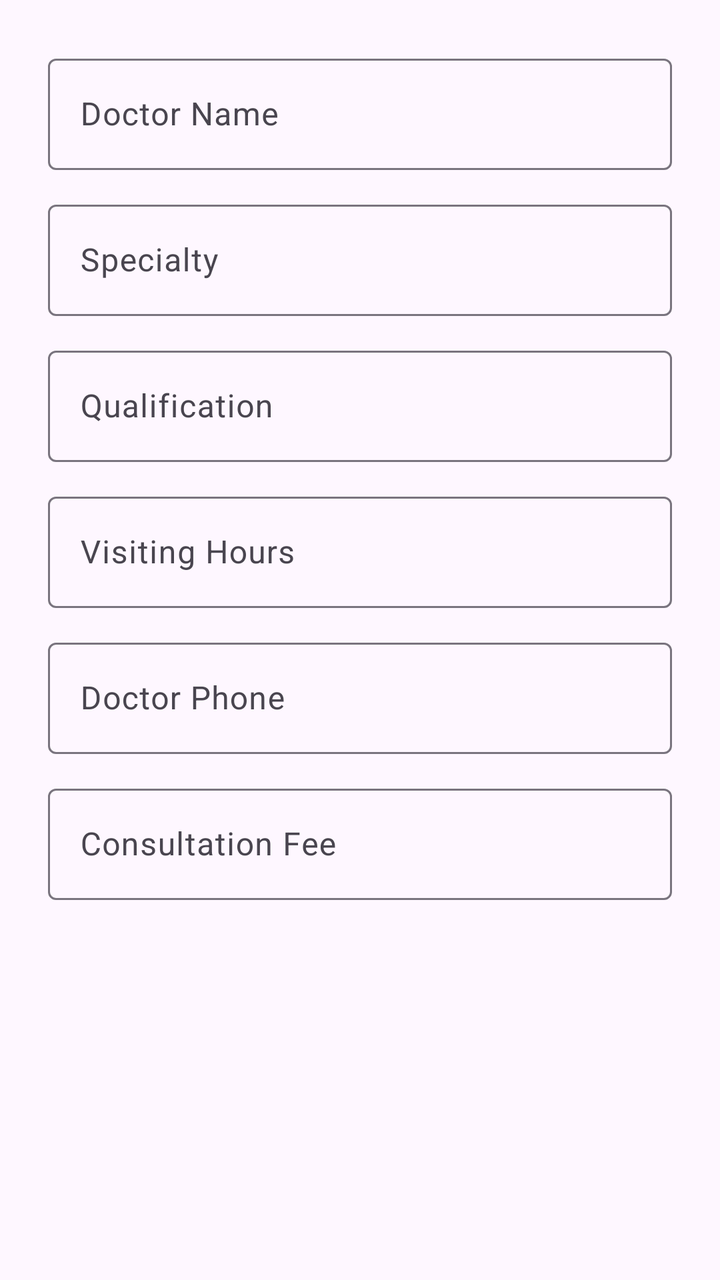
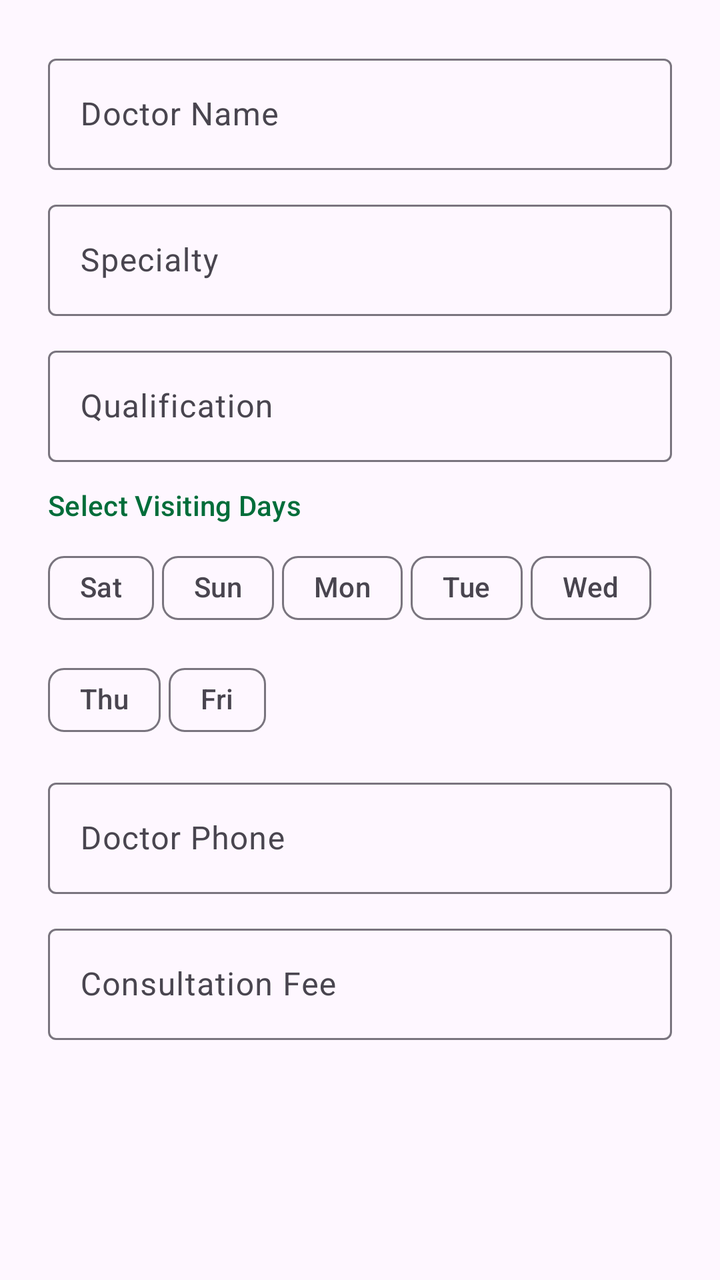

Before-and-after screenshots of an Android layout around one commit, followed by the original layout XML and the change that was made.
<!-- AndroidManifest.xml: application theme Theme.CommunityServiceDashboard -->
<!-- res/layout/dialog_add_doctor.xml -->
<?xml version="1.0" encoding="utf-8"?>
<LinearLayout xmlns:android="http://schemas.android.com/apk/res/android"
    android:layout_width="match_parent"
    android:layout_height="wrap_content"
    android:orientation="vertical"
    android:padding="24dp">

    <com.google.android.material.textfield.TextInputLayout
        style="@style/Widget.Material3.TextInputLayout.OutlinedBox"
        android:layout_width="match_parent"
        android:layout_height="wrap_content"
        android:layout_marginBottom="12dp"
        android:hint="Doctor Name">

        <com.google.android.material.textfield.TextInputEditText
            android:id="@+id/etDoctorName"
            android:layout_width="match_parent"
            android:layout_height="wrap_content"
            android:inputType="textCapWords" />
    </com.google.android.material.textfield.TextInputLayout>

    <com.google.android.material.textfield.TextInputLayout
        style="@style/Widget.Material3.TextInputLayout.OutlinedBox"
        android:layout_width="match_parent"
        android:layout_height="wrap_content"
        android:layout_marginBottom="12dp"
        android:hint="Specialty">

        <com.google.android.material.textfield.TextInputEditText
            android:id="@+id/etSpecialty"
            android:layout_width="match_parent"
            android:layout_height="wrap_content"
            android:inputType="textCapWords" />
    </com.google.android.material.textfield.TextInputLayout>

    <com.google.android.material.textfield.TextInputLayout
        style="@style/Widget.Material3.TextInputLayout.OutlinedBox"
        android:layout_width="match_parent"
        android:layout_height="wrap_content"
        android:layout_marginBottom="12dp"
        android:hint="Qualification">

        <com.google.android.material.textfield.TextInputEditText
            android:id="@+id/etQualification"
            android:layout_width="match_parent"
            android:layout_height="wrap_content"
            android:inputType="textCapWords" />
    </com.google.android.material.textfield.TextInputLayout>

    <com.google.android.material.textfield.TextInputLayout
        style="@style/Widget.Material3.TextInputLayout.OutlinedBox"
        android:layout_width="match_parent"
        android:layout_height="wrap_content"
        android:layout_marginBottom="12dp"
        android:hint="Visiting Hours">

        <com.google.android.material.textfield.TextInputEditText
            android:id="@+id/etVisitingHours"
            android:layout_width="match_parent"
            android:layout_height="wrap_content"
            android:inputType="text" />
    </com.google.android.material.textfield.TextInputLayout>

    <com.google.android.material.textfield.TextInputLayout
        style="@style/Widget.Material3.TextInputLayout.OutlinedBox"
        android:layout_width="match_parent"
        android:layout_height="wrap_content"
        android:layout_marginBottom="12dp"
        android:hint="Doctor Phone">

        <com.google.android.material.textfield.TextInputEditText
            android:id="@+id/etDoctorPhone"
            android:layout_width="match_parent"
            android:layout_height="wrap_content"
            android:inputType="phone" />
    </com.google.android.material.textfield.TextInputLayout>

    <com.google.android.material.textfield.TextInputLayout
        style="@style/Widget.Material3.TextInputLayout.OutlinedBox"
        android:layout_width="match_parent"
        android:layout_height="wrap_content"
        android:hint="Consultation Fee">

        <com.google.android.material.textfield.TextInputEditText
            android:id="@+id/etFee"
            android:layout_width="match_parent"
            android:layout_height="wrap_content"
            android:inputType="numberDecimal" />
    </com.google.android.material.textfield.TextInputLayout>

</LinearLayout>
<!-- resources referenced by this layout -->
<resources>
  <style name="Theme.CommunityServiceDashboard" parent="Base.Theme.CommunityServiceDashboard" />
  <style name="Base.Theme.CommunityServiceDashboard" parent="Theme.Material3.DayNight.NoActionBar">
          
          <item name="colorPrimary">@color/primary</item>
          <item name="colorOnPrimary">@color/onPrimary</item>
          <item name="colorPrimaryContainer">@color/primaryContainer</item>
          <item name="colorOnPrimaryContainer">@color/onPrimaryContainer</item>
  
          <item name="colorSecondary">@color/secondary</item>
          <item name="colorOnSecondary">@color/onSecondary</item>
          <item name="colorSecondaryContainer">@color/secondaryContainer</item>
          <item name="colorOnSecondaryContainer">@color/onSecondaryContainer</item>
  
          <item name="colorTertiary">@color/tertiary</item>
          <item name="colorOnTertiary">@color/onTertiary</item>
          <item name="colorTertiaryContainer">@color/tertiaryContainer</item>
          <item name="colorOnTertiaryContainer">@color/onTertiaryContainer</item>
  
          <item name="android:navigationBarColor">@color/surface</item>
          <item name="android:statusBarColor">@color/background</item>
          <item name="android:windowLightStatusBar">true</item>
      </style>
  <color name="primary">#006D3A</color>
  <color name="onPrimary">#FFFFFF</color>
  <color name="primaryContainer">#98F7B5</color>
  <color name="onPrimaryContainer">#00210E</color>
  <color name="secondary">#4F6354</color>
  <color name="onSecondary">#FFFFFF</color>
  <color name="secondaryContainer">#D2E8D5</color>
  <color name="onSecondaryContainer">#0C1F13</color>
  <color name="tertiary">#3B6470</color>
  <color name="onTertiary">#FFFFFF</color>
  <color name="tertiaryContainer">#BFEAF7</color>
  <color name="onTertiaryContainer">#001F27</color>
  <color name="surface">#FBFDF8</color>
  <color name="background">#FBFDF8</color>
</resources>

<!-- the commit's change to res/layout/dialog_add_doctor.xml (unified diff, before → after) -->
@@ -1,91 +1,256 @@
 <?xml version="1.0" encoding="utf-8"?>
-<LinearLayout xmlns:android="http://schemas.android.com/apk/res/android"
+<ScrollView xmlns:android="http://schemas.android.com/apk/res/android"
+    xmlns:app="http://schemas.android.com/apk/res-auto"
     android:layout_width="match_parent"
-    android:layout_height="wrap_content"
-    android:orientation="vertical"
-    android:padding="24dp">
-
-    <com.google.android.material.textfield.TextInputLayout
-        style="@style/Widget.Material3.TextInputLayout.OutlinedBox"
+    android:layout_height="wrap_content">
+
+    <LinearLayout
         android:layout_width="match_parent"
         android:layout_height="wrap_content"
-        android:layout_marginBottom="12dp"
-        android:hint="Doctor Name">
-
-        <com.google.android.material.textfield.TextInputEditText
-            android:id="@+id/etDoctorName"
-            android:layout_width="match_parent"
-            android:layout_height="wrap_content"
-            android:inputType="textCapWords" />
-    </com.google.android.material.textfield.TextInputLayout>
-
-    <com.google.android.material.textfield.TextInputLayout
-        style="@style/Widget.Material3.TextInputLayout.OutlinedBox"
-        android:layout_width="match_parent"
-        android:layout_height="wrap_content"
-        android:layout_marginBottom="12dp"
-        android:hint="Specialty">
-
-        <com.google.android.material.textfield.TextInputEditText
-            android:id="@+id/etSpecialty"
-            android:layout_width="match_parent"
-            android:layout_height="wrap_content"
-            android:inputType="textCapWords" />
-    </com.google.android.material.textfield.TextInputLayout>
-
-    <com.google.android.material.textfield.TextInputLayout
-        style="@style/Widget.Material3.TextInputLayout.OutlinedBox"
-        android:layout_width="match_parent"
-        android:layout_height="wrap_content"
-        android:layout_marginBottom="12dp"
-        android:hint="Qualification">
-
-        <com.google.android.material.textfield.TextInputEditText
-            android:id="@+id/etQualification"
-            android:layout_width="match_parent"
-            android:layout_height="wrap_content"
-            android:inputType="textCapWords" />
-    </com.google.android.material.textfield.TextInputLayout>
-
-    <com.google.android.material.textfield.TextInputLayout
-        style="@style/Widget.Material3.TextInputLayout.OutlinedBox"
-        android:layout_width="match_parent"
-        android:layout_height="wrap_content"
-        android:layout_marginBottom="12dp"
-        android:hint="Visiting Hours">
-
-        <com.google.android.material.textfield.TextInputEditText
-            android:id="@+id/etVisitingHours"
-            android:layout_width="match_parent"
-            android:layout_height="wrap_content"
-            android:inputType="text" />
-    </com.google.android.material.textfield.TextInputLayout>
-
-    <com.google.android.material.textfield.TextInputLayout
-        style="@style/Widget.Material3.TextInputLayout.OutlinedBox"
-        android:layout_width="match_parent"
-        android:layout_height="wrap_content"
-        android:layout_marginBottom="12dp"
-        android:hint="Doctor Phone">
-
-        <com.google.android.material.textfield.TextInputEditText
-            android:id="@+id/etDoctorPhone"
-            android:layout_width="match_parent"
-            android:layout_height="wrap_content"
-            android:inputType="phone" />
-    </com.google.android.material.textfield.TextInputLayout>
-
-    <com.google.android.material.textfield.TextInputLayout
-        style="@style/Widget.Material3.TextInputLayout.OutlinedBox"
-        android:layout_width="match_parent"
-        android:layout_height="wrap_content"
-        android:hint="Consultation Fee">
-
-        <com.google.android.material.textfield.TextInputEditText
-            android:id="@+id/etFee"
-            android:layout_width="match_parent"
-            android:layout_height="wrap_content"
-            android:inputType="numberDecimal" />
-    </com.google.android.material.textfield.TextInputLayout>
-
-</LinearLayout>
+        android:orientation="vertical"
+        android:padding="24dp">
+
+        <com.google.android.material.textfield.TextInputLayout
+            style="@style/Widget.Material3.TextInputLayout.OutlinedBox"
+            android:layout_width="match_parent"
+            android:layout_height="wrap_content"
+            android:layout_marginBottom="12dp"
+            android:hint="Doctor Name">
+
+            <com.google.android.material.textfield.TextInputEditText
+                android:id="@+id/etDoctorName"
+                android:layout_width="match_parent"
+                android:layout_height="wrap_content"
+                android:inputType="textCapWords" />
+        </com.google.android.material.textfield.TextInputLayout>
+
+        <com.google.android.material.textfield.TextInputLayout
+            style="@style/Widget.Material3.TextInputLayout.OutlinedBox"
+            android:layout_width="match_parent"
+            android:layout_height="wrap_content"
+            android:layout_marginBottom="12dp"
+            android:hint="Specialty">
+
+            <com.google.android.material.textfield.TextInputEditText
+                android:id="@+id/etSpecialty"
+                android:layout_width="match_parent"
+                android:layout_height="wrap_content"
+                android:inputType="textCapWords" />
+        </com.google.android.material.textfield.TextInputLayout>
+
+        <com.google.android.material.textfield.TextInputLayout
+            style="@style/Widget.Material3.TextInputLayout.OutlinedBox"
+            android:layout_width="match_parent"
+            android:layout_height="wrap_content"
+            android:layout_marginBottom="12dp"
+            android:hint="Qualification">
+
+            <com.google.android.material.textfield.TextInputEditText
+                android:id="@+id/etQualification"
+                android:layout_width="match_parent"
+                android:layout_height="wrap_content"
+                android:inputType="textCapWords" />
+        </com.google.android.material.textfield.TextInputLayout>
+
+        <TextView
+            android:layout_width="wrap_content"
+            android:layout_height="wrap_content"
+            android:layout_marginBottom="8dp"
+            android:text="Select Visiting Days"
+            android:textAppearance="@style/TextAppearance.Material3.LabelLarge"
+            android:textColor="@color/primary" />
+
+        <com.google.android.material.chip.ChipGroup
+            android:id="@+id/cgVisitingDays"
+            android:layout_width="match_parent"
+            android:layout_height="wrap_content"
+            android:layout_marginBottom="12dp"
+            app:chipSpacingHorizontal="4dp">
+
+            <com.google.android.material.chip.Chip
+                android:id="@+id/chipSat"
+                style="@style/Widget.Material3.Chip.Filter"
+                android:layout_width="wrap_content"
+                android:layout_height="wrap_content"
+                android:text="Sat" />
+
+            <com.google.android.material.chip.Chip
+                android:id="@+id/chipSun"
+                style="@style/Widget.Material3.Chip.Filter"
+                android:layout_width="wrap_content"
+                android:layout_height="wrap_content"
+                android:text="Sun" />
+
+            <com.google.android.material.chip.Chip
+                android:id="@+id/chipMon"
+                style="@style/Widget.Material3.Chip.Filter"
+                android:layout_width="wrap_content"
+                android:layout_height="wrap_content"
+                android:text="Mon" />
+
+            <com.google.android.material.chip.Chip
+                android:id="@+id/chipTue"
+                style="@style/Widget.Material3.Chip.Filter"
+                android:layout_width="wrap_content"
+                android:layout_height="wrap_content"
+                android:text="Tue" />
+
+            <com.google.android.material.chip.Chip
+                android:id="@+id/chipWed"
+                style="@style/Widget.Material3.Chip.Filter"
+                android:layout_width="wrap_content"
+                android:layout_height="wrap_content"
+                android:text="Wed" />
+
+            <com.google.android.material.chip.Chip
+                android:id="@+id/chipThu"
+                style="@style/Widget.Material3.Chip.Filter"
+                android:layout_width="wrap_content"
+                android:layout_height="wrap_content"
+                android:text="Thu" />
+
+            <com.google.android.material.chip.Chip
+                android:id="@+id/chipFri"
+                style="@style/Widget.Material3.Chip.Filter"
+                android:layout_width="wrap_content"
+                android:layout_height="wrap_content"
+                android:text="Fri" />
+        </com.google.android.material.chip.ChipGroup>
+
+        
+        <LinearLayout
+            android:id="@+id/llTimeInputs"
+            android:layout_width="match_parent"
+            android:layout_height="wrap_content"
+            android:orientation="vertical">
+
+            <com.google.android.material.textfield.TextInputLayout
+                android:id="@+id/tilSat"
+                style="@style/Widget.Material3.TextInputLayout.OutlinedBox"
+                android:layout_width="match_parent"
+                android:layout_height="wrap_content"
+                android:layout_marginBottom="8dp"
+                android:hint="Saturday Hours (e.g. 10AM-2PM)"
+                android:visibility="gone">
+                <com.google.android.material.textfield.TextInputEditText
+                    android:id="@+id/etSatTime"
+                    android:layout_width="match_parent"
+                    android:layout_height="wrap_content" />
+            </com.google.android.material.textfield.TextInputLayout>
+
+            <com.google.android.material.textfield.TextInputLayout
+                android:id="@+id/tilSun"
+                style="@style/Widget.Material3.TextInputLayout.OutlinedBox"
+                android:layout_width="match_parent"
+                android:layout_height="wrap_content"
+                android:layout_marginBottom="8dp"
+                android:hint="Sunday Hours"
+                android:visibility="gone">
+                <com.google.android.material.textfield.TextInputEditText
+                    android:id="@+id/etSunTime"
+                    android:layout_width="match_parent"
+                    android:layout_height="wrap_content" />
+            </com.google.android.material.textfield.TextInputLayout>
+
+            <com.google.android.material.textfield.TextInputLayout
+                android:id="@+id/tilMon"
+                style="@style/Widget.Material3.TextInputLayout.OutlinedBox"
+                android:layout_width="match_parent"
+                android:layout_height="wrap_content"
+                android:layout_marginBottom="8dp"
+                android:hint="Monday Hours"
+                android:visibility="gone">
+                <com.google.android.material.textfield.TextInputEditText
+                    android:id="@+id/etMonTime"
+                    android:layout_width="match_parent"
+                    android:layout_height="wrap_content" />
+            </com.google.android.material.textfield.TextInputLayout>
+
+            <com.google.android.material.textfield.TextInputLayout
+                android:id="@+id/tilTue"
+                style="@style/Widget.Material3.TextInputLayout.OutlinedBox"
+                android:layout_width="match_parent"
+                android:layout_height="wrap_content"
+                android:layout_marginBottom="8dp"
+                android:hint="Tuesday Hours"
+                android:visibility="gone">
+                <com.google.android.material.textfield.TextInputEditText
+                    android:id="@+id/etTueTime"
+                    android:layout_width="match_parent"
+                    android:layout_height="wrap_content" />
+            </com.google.android.material.textfield.TextInputLayout>
+
+            <com.google.android.material.textfield.TextInputLayout
+                android:id="@+id/tilWed"
+                style="@style/Widget.Material3.TextInputLayout.OutlinedBox"
+                android:layout_width="match_parent"
+                android:layout_height="wrap_content"
+                android:layout_marginBottom="8dp"
+                android:hint="Wednesday Hours"
+                android:visibility="gone">
+                <com.google.android.material.textfield.TextInputEditText
+                    android:id="@+id/etWedTime"
+                    android:layout_width="match_parent"
+                    android:layout_height="wrap_content" />
+            </com.google.android.material.textfield.TextInputLayout>
+
+            <com.google.android.material.textfield.TextInputLayout
+                android:id="@+id/tilThu"
+                style="@style/Widget.Material3.TextInputLayout.OutlinedBox"
+                android:layout_width="match_parent"
+                android:layout_height="wrap_content"
+                android:layout_marginBottom="8dp"
+                android:hint="Thursday Hours"
+                android:visibility="gone">
+                <com.google.android.material.textfield.TextInputEditText
+                    android:id="@+id/etThuTime"
+                    android:layout_width="match_parent"
+                    android:layout_height="wrap_content" />
+            </com.google.android.material.textfield.TextInputLayout>
+
+            <com.google.android.material.textfield.TextInputLayout
+                android:id="@+id/tilFri"
+                style="@style/Widget.Material3.TextInputLayout.OutlinedBox"
+                android:layout_width="match_parent"
+                android:layout_height="wrap_content"
+                android:layout_marginBottom="8dp"
+                android:hint="Friday Hours"
+                android:visibility="gone">
+                <com.google.android.material.textfield.TextInputEditText
+                    android:id="@+id/etFriTime"
+                    android:layout_width="match_parent"
+                    android:layout_height="wrap_content" />
+            </com.google.android.material.textfield.TextInputLayout>
+
+        </LinearLayout>
+
+        <com.google.android.material.textfield.TextInputLayout
+            style="@style/Widget.Material3.TextInputLayout.OutlinedBox"
+            android:layout_width="match_parent"
+            android:layout_height="wrap_content"
+            android:layout_marginBottom="12dp"
+            android:hint="Doctor Phone">
+
+            <com.google.android.material.textfield.TextInputEditText
+                android:id="@+id/etDoctorPhone"
+                android:layout_width="match_parent"
+                android:layout_height="wrap_content"
+                android:inputType="phone" />
+        </com.google.android.material.textfield.TextInputLayout>
+
+        <com.google.android.material.textfield.TextInputLayout
+            style="@style/Widget.Material3.TextInputLayout.OutlinedBox"
+            android:layout_width="match_parent"
+            android:layout_height="wrap_content"
+            android:layout_marginBottom="24dp"
+            android:hint="Consultation Fee">
+
+            <com.google.android.material.textfield.TextInputEditText
+                android:id="@+id/etFee"
+                android:layout_width="match_parent"
+                android:layout_height="wrap_content"
+                android:inputType="numberDecimal" />
+        </com.google.android.material.textfield.TextInputLayout>
+
+    </LinearLayout>
+</ScrollView>
<!-- resource entries referenced after the edit -->
@@ -1,5 +1,6 @@
 <!-- resources referenced by this layout -->
 <resources>
+  <color name="primary">#006D3A</color>
   <style name="Theme.CommunityServiceDashboard" parent="Base.Theme.CommunityServiceDashboard" />
   <style name="Base.Theme.CommunityServiceDashboard" parent="Theme.Material3.DayNight.NoActionBar">
           
@@ -22,7 +23,6 @@
           <item name="android:statusBarColor">@color/background</item>
           <item name="android:windowLightStatusBar">true</item>
       </style>
-  <color name="primary">#006D3A</color>
   <color name="onPrimary">#FFFFFF</color>
   <color name="primaryContainer">#98F7B5</color>
   <color name="onPrimaryContainer">#00210E</color>
